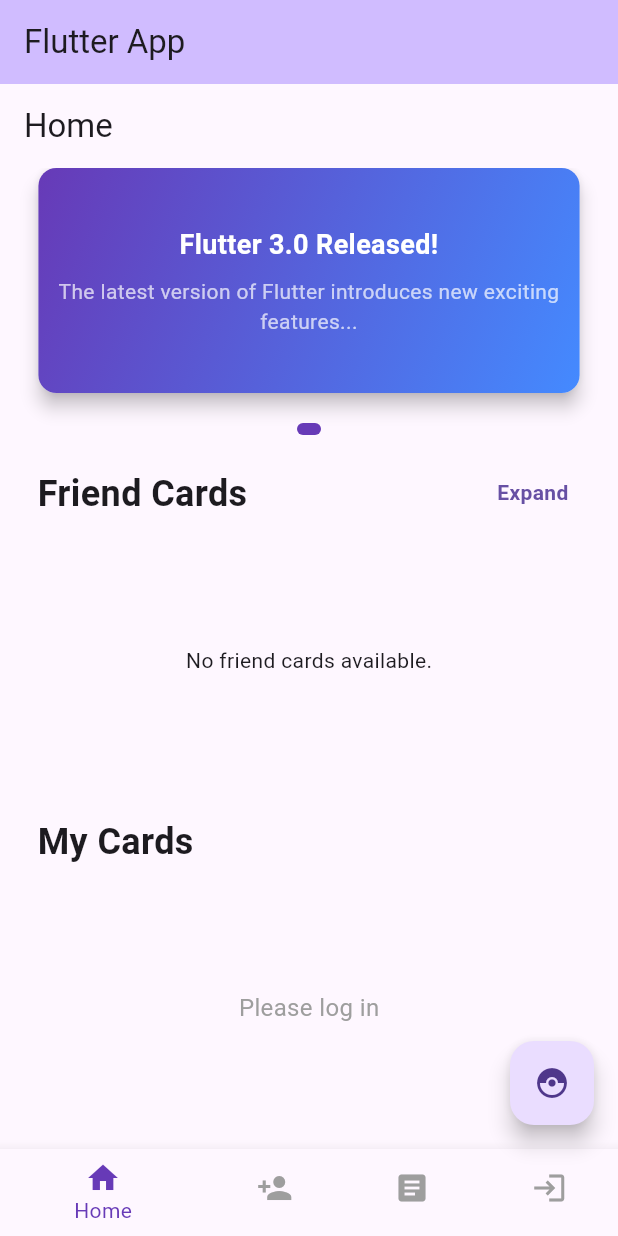
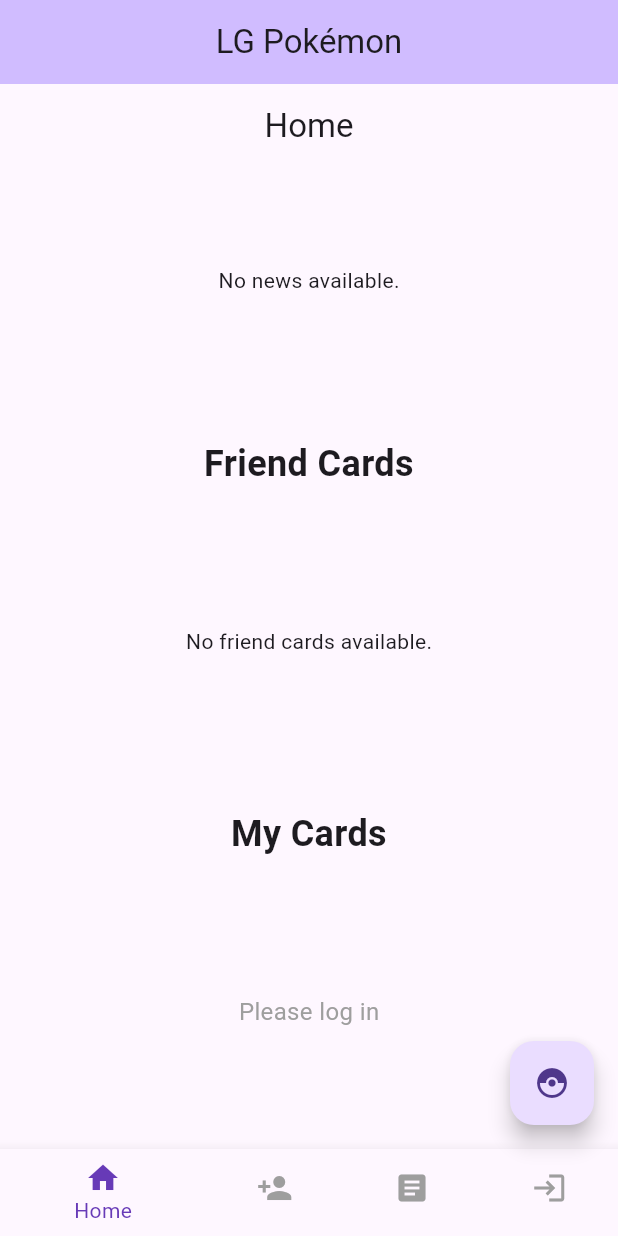
Before and after one commit to koojiansin/CM2020_AgileSoftwareProjects_EOYProject, a Flutter app: the screen it shows after launch, on a phone screen of 412 x 824 dp. Run offline on Flutter 3.47's test engine with Material 3 defaults, Android fonts, the phone set to English and light mode, and no system bars; our stand-ins replace image_picker, sqflite; accounts and stored records are empty.

Commit message:
updated news function and fixed most bugs

```diff
--- a/lib/main.dart
+++ b/lib/main.dart
@@ -89,7 +89,10 @@
 
     return Scaffold(
       appBar: AppBar(
-        title: const Text('Flutter App'),
+        centerTitle: true,
+        title: const Text(
+          'LG Pokémon',
+        ),
         backgroundColor: Theme.of(context).colorScheme.inversePrimary,
       ),
       body: pages[_selectedIndex],
--- a/lib/screens/home_screen.dart
+++ b/lib/screens/home_screen.dart
@@ -26,19 +26,7 @@
 
   late Future<List<Map<String, dynamic>>> _friendCardsFuture;
   late Future<List<Map<String, dynamic>>> _userCardsFuture;
-
-  final List<Map<String, String>> latestNews = const [
-    {
-      "title": "Flutter 3.0 Released!",
-      "excerpt":
-          "The latest version of Flutter introduces new exciting features...",
-      "content":
-          "Flutter 3.0 brings better performance, new widgets, and stability across platforms.",
-      "author": "John Doe",
-      "date": "Feb 17, 2025"
-    },
-    // ... additional news items if needed
-  ];
+  late Future<List<Map<String, dynamic>>> _newsFuture;
 
   @override
   void initState() {
@@ -47,23 +35,47 @@
         DatabaseHelper.instance.getFriendCards(widget.currentUser);
     _userCardsFuture =
         DatabaseHelper.instance.getUserCardsFor(widget.currentUser);
+    _newsFuture = DatabaseHelper.instance.getNews();
   }
 
   @override
   Widget build(BuildContext context) {
     return Scaffold(
-      appBar: AppBar(title: const Text("Home")),
+      appBar: AppBar(centerTitle: true, title: const Text("Home")),
       body: Column(
         children: [
-          // News Slider
-          SizedBox(
+          // News Slider loaded from DB.
+          FutureBuilder<List<Map<String, dynamic>>>(
+            future: _newsFuture,
+            builder: (context, snapshot) {
+              if (snapshot.connectionState == ConnectionState.waiting) {
+                return const SizedBox(
                     height: 150,
+                    child: Center(child: CircularProgressIndicator()));
+              }
+              if (snapshot.hasError) {
+                return SizedBox(
+                    height: 150,
+                    child: Center(
+                        child: Text("Error: ${snapshot.error.toString()}")));
+              }
+              final newsData = snapshot.data ?? [];
+              if (newsData.isEmpty) {
+                return const SizedBox(
+                    height: 150,
+                    child: Center(child: Text("No news available.")));
+              }
+              return Column(
+                children: [
+                  AspectRatio(
+                    aspectRatio: 728 / 381, // Approximately 1.91
                     child: PageView.builder(
                       controller: _pageController,
-              itemCount: latestNews.length,
-              onPageChanged: (index) => _currentIndexNotifier.value = index,
+                      itemCount: newsData.length,
+                      onPageChanged: (index) =>
+                          _currentIndexNotifier.value = index,
                       itemBuilder: (context, index) {
-                final news = latestNews[index];
+                        final news = newsData[index];
                         return GestureDetector(
                           onTap: () {
                             try {
@@ -72,8 +84,10 @@
                                 MaterialPageRoute(
                                   builder: (context) => NewsDetailScreen(
                                     title: news["title"] ?? "No Title",
-                            content: news["content"] ?? "No Content Available",
-                            author: news["author"] ?? "Unknown Author",
+                                    description: news["description"] ??
+                                        "No Content Available",
+                                    imgPath: news["imgPath"] ??
+                                        'assets/images/news_placeholder.png',
                                     date: news["date"] ?? "Unknown Date",
                                   ),
                                 ),
@@ -88,38 +102,15 @@
                             ),
                             elevation: 5,
                             margin: const EdgeInsets.symmetric(horizontal: 5),
-                    child: Container(
-                      padding: const EdgeInsets.all(12),
-                      decoration: BoxDecoration(
+                            child: ClipRRect(
                               borderRadius: BorderRadius.circular(12),
-                        gradient: const LinearGradient(
-                          colors: [Colors.deepPurple, Colors.blueAccent],
-                          begin: Alignment.topLeft,
-                          end: Alignment.bottomRight,
-                        ),
-                      ),
-                      child: Column(
-                        mainAxisAlignment: MainAxisAlignment.center,
-                        children: [
-                          Text(
-                            news["title"] ?? "No Title",
-                            style: const TextStyle(
-                              fontSize: 18,
-                              fontWeight: FontWeight.bold,
-                              color: Colors.white,
-                            ),
-                            textAlign: TextAlign.center,
-                          ),
-                          const SizedBox(height: 8),
-                          Text(
-                            news["excerpt"] ?? "No Excerpt",
-                            style: const TextStyle(
-                              fontSize: 14,
-                              color: Colors.white70,
-                            ),
-                            textAlign: TextAlign.center,
-                          ),
-                        ],
+                              child: Image.asset(
+                                news["imgPath"] ??
+                                    'assets/images/news_placeholder.png',
+                                width: double.infinity,
+                                fit: BoxFit.cover,
+                                errorBuilder: (context, error, stackTrace) =>
+                                    const Icon(Icons.broken_image, size: 150),
                               ),
                             ),
                           ),
@@ -127,15 +118,15 @@
                       },
                     ),
                   ),
-          const SizedBox(height: 20),
-          // Dots Indicator
+                  const SizedBox(height: 10),
+                  // Dots Indicator for news slider.
                   ValueListenableBuilder<int>(
                     valueListenable: _currentIndexNotifier,
                     builder: (context, currentIndex, child) {
                       return Row(
                         mainAxisAlignment: MainAxisAlignment.center,
                         children: List.generate(
-                  latestNews.length,
+                          newsData.length,
                           (index) => AnimatedContainer(
                             duration: const Duration(milliseconds: 300),
                             margin: const EdgeInsets.symmetric(horizontal: 4),
@@ -152,11 +143,16 @@
                       );
                     },
                   ),
+                ],
+              );
+            },
+          ),
           const SizedBox(height: 20),
           // Friend Cards Section – Shows cards of friends.
           SectionHeader(
             title: "Friend Cards",
-            onExpand: () {
+            onExpand: widget.isLoggedIn
+                ? () {
                     try {
                       Navigator.push(
                         context,
@@ -168,7 +164,8 @@
                     } catch (e) {
                       print("Error navigating to SocialPage: $e");
                     }
-            },
+                  }
+                : null,
           ),
           Expanded(
             child: FutureBuilder<List<Map<String, dynamic>>>(
@@ -231,7 +228,6 @@
                   }
                 : null,
           ),
-
           widget.isLoggedIn
               ? Expanded(
                   child: FutureBuilder<List<Map<String, dynamic>>>(
@@ -292,23 +288,21 @@
   @override
   Widget build(BuildContext context) {
     return Padding(
-      padding: const EdgeInsets.symmetric(horizontal: 25.0),
-      child: Row(
-        mainAxisAlignment: MainAxisAlignment.spaceBetween,
-        crossAxisAlignment: CrossAxisAlignment.end,
+      padding: const EdgeInsets.symmetric(horizontal: 25.0, vertical: 10),
+      child: Column(
+        crossAxisAlignment: CrossAxisAlignment.center,
         children: [
           Text(
             title,
+            textAlign: TextAlign.center,
             style: const TextStyle(
               fontWeight: FontWeight.bold,
               fontSize: 24,
             ),
           ),
           if (onExpand != null)
-            InkWell(
-              onTap: onExpand,
-              child: Padding(
-                padding: const EdgeInsets.all(8.0),
+            TextButton(
+              onPressed: onExpand,
               child: Text(
                 "Expand",
                 style: TextStyle(
@@ -317,7 +311,6 @@
                 ),
               ),
             ),
-            ),
         ],
       ),
     );
--- a/pubspec.yaml
+++ b/pubspec.yaml
@@ -76,6 +76,9 @@
     - lib/images/Charmeleon.jpg
     - lib/images/Wartortle.jpg
     - lib/images/Ivysaur.jpg
+    - lib/images/News1.png
+    - lib/images/News2.png
+    - lib/images/News3.png
   # An image asset can refer to one or more resolution-specific "variants", see
   # https://flutter.dev/to/resolution-aware-images
 
```
Also changed, not shown: lib/helpers/database_helper.dart (+43 -1 lines), lib/screens/news_detail_screen.dart (+29 -9 lines), lib/screens/news_screen.dart (+51 -32 lines), lib/images/News1.png (added), lib/images/News2.png (added), lib/images/News3.png (added), pubspec.lock. Lines whose indentation alone changed are shown as unchanged.
